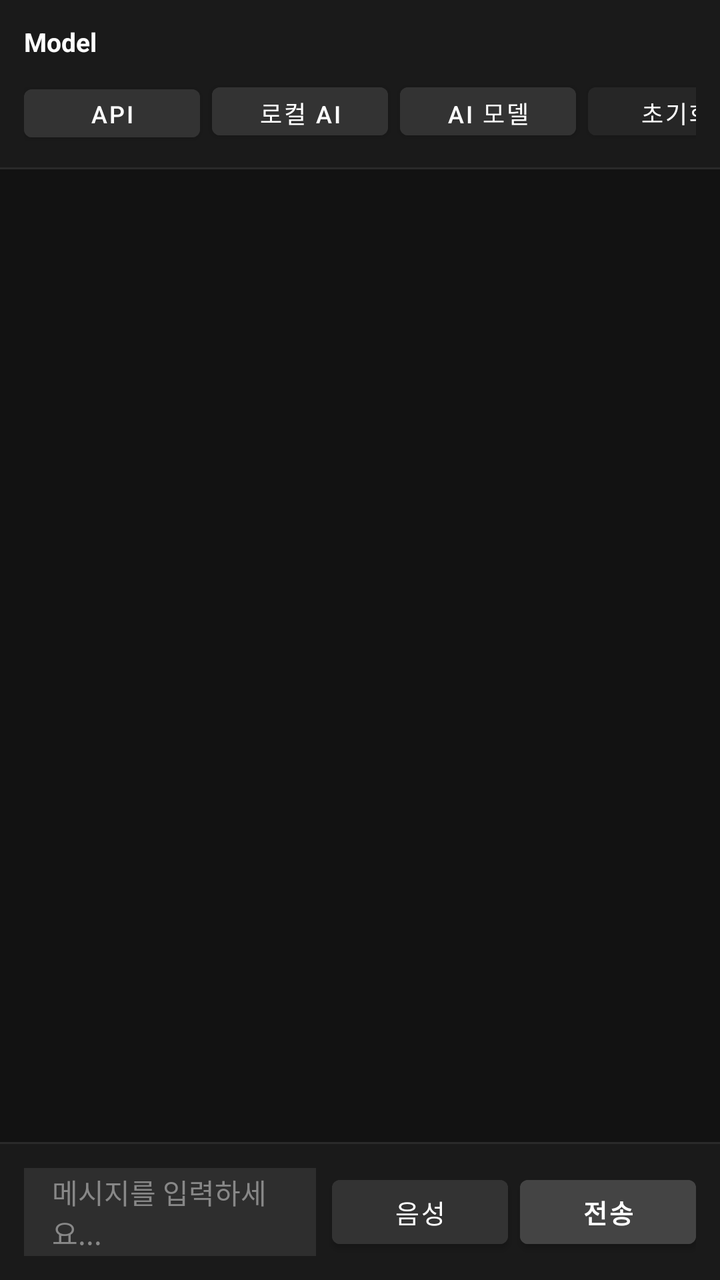
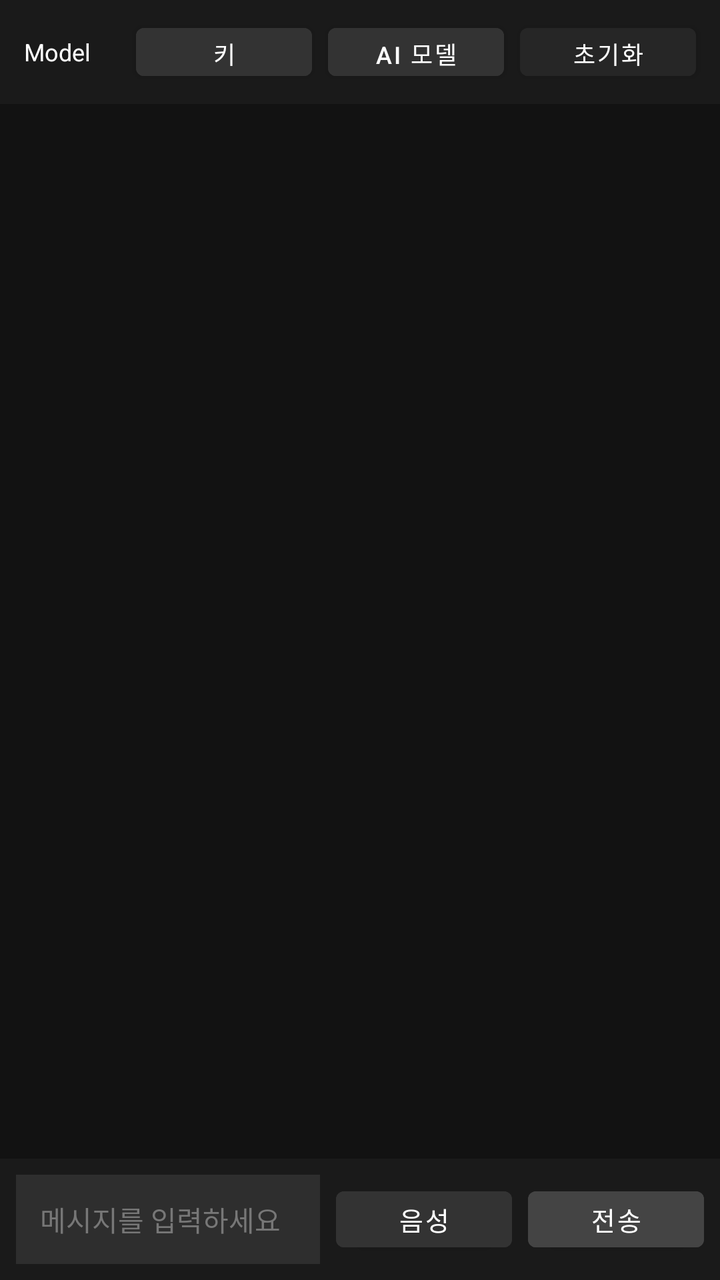

Before-and-after screenshots of an Android layout around one commit, followed by the original layout XML and the change that was made.
<!-- AndroidManifest.xml: application theme Theme.MaterialComponents.DayNight.NoActionBar -->
<!-- res/layout/activity_main.xml -->
<?xml version="1.0" encoding="utf-8"?>
<LinearLayout xmlns:android="http://schemas.android.com/apk/res/android"
    xmlns:app="http://schemas.android.com/apk/res-auto"
    android:layout_width="match_parent"
    android:layout_height="match_parent"
    android:orientation="vertical"
    android:background="#121212">

    <LinearLayout
        android:layout_width="match_parent"
        android:layout_height="wrap_content"
        android:orientation="vertical"
        android:background="#1A1A1A"
        android:paddingTop="12dp"
        android:paddingBottom="10dp"
        android:paddingHorizontal="12dp">

        <TextView
            android:id="@+id/tvModelName"
            android:layout_width="match_parent"
            android:layout_height="wrap_content"
            android:text="Model"
            android:textColor="#FFFFFF"
            android:textSize="13sp"
            android:textStyle="bold"
            android:maxLines="1"
            android:ellipsize="end"
            android:paddingBottom="8dp"/>

        <HorizontalScrollView
            android:layout_width="match_parent"
            android:layout_height="wrap_content"
            android:scrollbars="none">

            <LinearLayout
                android:layout_width="wrap_content"
                android:layout_height="wrap_content"
                android:orientation="horizontal">

                <Button
                    android:id="@+id/btnSetApiKey"
                    android:layout_width="wrap_content"
                    android:layout_height="36dp"
                    android:layout_marginEnd="6dp"
                    android:text="API"
                    android:textSize="12sp"
                    android:textColor="#FFFFFF"
                    android:backgroundTint="#333333"
                    app:backgroundTint="@null"
                    android:paddingHorizontal="12dp"/>

                <Button
                    android:id="@+id/btnSelectLocalFile"
                    android:layout_width="wrap_content"
                    android:layout_height="36dp"
                    android:layout_marginEnd="6dp"
                    android:text="로컬 AI"
                    android:textSize="12sp"
                    android:textColor="#FFFFFF"
                    android:backgroundTint="#333333"
                    app:backgroundTint="@null"
                    android:paddingHorizontal="12dp"/>

                <Button
                    android:id="@+id/btnSelectModel"
                    android:layout_width="wrap_content"
                    android:layout_height="36dp"
                    android:layout_marginEnd="6dp"
                    android:text="AI 모델"
                    android:textSize="12sp"
                    android:textColor="#FFFFFF"
                    android:backgroundTint="#333333"
                    app:backgroundTint="@null"
                    android:paddingHorizontal="12dp"/>

                <Button
                    android:id="@+id/btnResetChat"
                    android:layout_width="wrap_content"
                    android:layout_height="36dp"
                    android:text="초기화"
                    android:textSize="12sp"
                    android:textColor="#FFFFFF"
                    android:backgroundTint="#262626"
                    app:backgroundTint="@null"
                    android:paddingHorizontal="12dp"/>
            </LinearLayout>
        </HorizontalScrollView>
    </LinearLayout>

    <View
        android:layout_width="match_parent"
        android:layout_height="1dp"
        android:background="#2A2A2A"/>

    <ScrollView
        android:id="@+id/scrollView"
        android:layout_width="match_parent"
        android:layout_height="0dp"
        android:layout_weight="1"
        android:fillViewport="true"
        android:background="#121212">

        <LinearLayout
            android:id="@+id/chatLayout"
            android:layout_width="match_parent"
            android:layout_height="wrap_content"
            android:orientation="vertical"
            android:paddingHorizontal="12dp"
            android:paddingVertical="16dp"/>
    </ScrollView>

    <View
        android:layout_width="match_parent"
        android:layout_height="1dp"
        android:background="#2A2A2A"/>

    <LinearLayout
        android:layout_width="match_parent"
        android:layout_height="wrap_content"
        android:orientation="horizontal"
        android:padding="12dp"
        android:background="#1A1A1A"
        android:gravity="center_vertical">

        <EditText
            android:id="@+id/etInput"
            android:layout_width="0dp"
            android:layout_height="44dp"
            android:layout_weight="1"
            android:layout_marginEnd="8dp"
            android:hint="메시지를 입력하세요..."
            android:textColor="#FFFFFF"
            android:textColorHint="#888888"
            android:textSize="14sp"
            android:paddingHorizontal="14dp"
            android:background="#2E2E2E"/>

        <Button
            android:id="@+id/btnVoice"
            android:layout_width="wrap_content"
            android:layout_height="44dp"
            android:layout_marginEnd="6dp"
            android:text="음성"
            android:textSize="13sp"
            android:textColor="#FFFFFF"
            android:backgroundTint="#333333"
            app:backgroundTint="@null"
            android:paddingHorizontal="12dp"/>

        <Button
            android:id="@+id/btnSend"
            android:layout_width="wrap_content"
            android:layout_height="44dp"
            android:text="전송"
            android:textSize="13sp"
            android:textStyle="bold"
            android:textColor="#FFFFFF"
            android:backgroundTint="#444444"
            app:backgroundTint="@null"
            android:paddingHorizontal="16dp"/>
    </LinearLayout>

</LinearLayout>
<!-- resources referenced by this layout -->
<resources>

</resources>

<!-- the commit's change to res/layout/activity_main.xml (unified diff, before → after) -->
@@ -1,6 +1,5 @@
 <?xml version="1.0" encoding="utf-8"?>
 <LinearLayout xmlns:android="http://schemas.android.com/apk/res/android"
-    xmlns:app="http://schemas.android.com/apk/res-auto"
     android:layout_width="match_parent"
     android:layout_height="match_parent"
     android:orientation="vertical"
@@ -9,155 +8,111 @@
     <LinearLayout
         android:layout_width="match_parent"
         android:layout_height="wrap_content"
-        android:orientation="vertical"
-        android:background="#1A1A1A"
-        android:paddingTop="12dp"
-        android:paddingBottom="10dp"
-        android:paddingHorizontal="12dp">
+        android:orientation="horizontal"
+        android:gravity="center_vertical"
+        android:padding="8dp"
+        android:background="#1A1A1A">
 
         <TextView
             android:id="@+id/tvModelName"
-            android:layout_width="match_parent"
+            android:layout_width="0dp"
             android:layout_height="wrap_content"
+            android:layout_weight="1"
             android:text="Model"
             android:textColor="#FFFFFF"
-            android:textSize="13sp"
-            android:textStyle="bold"
+            android:textSize="12sp"
             android:maxLines="1"
             android:ellipsize="end"
-            android:paddingBottom="8dp"/>
+            android:paddingStart="4dp"/>
 
-        <HorizontalScrollView
-            android:layout_width="match_parent"
-            android:layout_height="wrap_content"
-            android:scrollbars="none">
+        <Button
+            android:id="@+id/btnSetApiKey"
+            android:layout_width="wrap_content"
+            android:layout_height="36dp"
+            android:layout_marginHorizontal="4dp"
+            android:text="키"
+            android:textSize="12sp"
+            android:textColor="#FFFFFF"
+            android:backgroundTint="#333333"
+            android:paddingHorizontal="8dp"/>
 
-            <LinearLayout
-                android:layout_width="wrap_content"
-                android:layout_height="wrap_content"
-                android:orientation="horizontal">
+        <Button
+            android:id="@+id/btnSelectModel"
+            android:layout_width="wrap_content"
+            android:layout_height="36dp"
+            android:layout_marginHorizontal="4dp"
+            android:text="AI 모델"
+            android:textSize="12sp"
+            android:textColor="#FFFFFF"
+            android:backgroundTint="#333333"
+            android:paddingHorizontal="8dp"/>
 
-                <Button
-                    android:id="@+id/btnSetApiKey"
-                    android:layout_width="wrap_content"
-                    android:layout_height="36dp"
-                    android:layout_marginEnd="6dp"
-                    android:text="API"
-                    android:textSize="12sp"
-                    android:textColor="#FFFFFF"
-                    android:backgroundTint="#333333"
-                    app:backgroundTint="@null"
-                    android:paddingHorizontal="12dp"/>
-
-                <Button
-                    android:id="@+id/btnSelectLocalFile"
-                    android:layout_width="wrap_content"
-                    android:layout_height="36dp"
-                    android:layout_marginEnd="6dp"
-                    android:text="로컬 AI"
-                    android:textSize="12sp"
-                    android:textColor="#FFFFFF"
-                    android:backgroundTint="#333333"
-                    app:backgroundTint="@null"
-                    android:paddingHorizontal="12dp"/>
-
-                <Button
-                    android:id="@+id/btnSelectModel"
-                    android:layout_width="wrap_content"
-                    android:layout_height="36dp"
-                    android:layout_marginEnd="6dp"
-                    android:text="AI 모델"
-                    android:textSize="12sp"
-                    android:textColor="#FFFFFF"
-                    android:backgroundTint="#333333"
-                    app:backgroundTint="@null"
-                    android:paddingHorizontal="12dp"/>
-
-                <Button
-                    android:id="@+id/btnResetChat"
-                    android:layout_width="wrap_content"
-                    android:layout_height="36dp"
-                    android:text="초기화"
-                    android:textSize="12sp"
-                    android:textColor="#FFFFFF"
-                    android:backgroundTint="#262626"
-                    app:backgroundTint="@null"
-                    android:paddingHorizontal="12dp"/>
-            </LinearLayout>
-        </HorizontalScrollView>
+        <Button
+            android:id="@+id/btnResetChat"
+            android:layout_width="wrap_content"
+            android:layout_height="36dp"
+            android:layout_marginHorizontal="4dp"
+            android:text="초기화"
+            android:textSize="12sp"
+            android:textColor="#FFFFFF"
+            android:backgroundTint="#262626"
+            android:paddingHorizontal="8dp"/>
     </LinearLayout>
-
-    <View
-        android:layout_width="match_parent"
-        android:layout_height="1dp"
-        android:background="#2A2A2A"/>
 
     <ScrollView
         android:id="@+id/scrollView"
         android:layout_width="match_parent"
         android:layout_height="0dp"
         android:layout_weight="1"
-        android:fillViewport="true"
-        android:background="#121212">
+        android:fillViewport="true">
 
         <LinearLayout
             android:id="@+id/chatLayout"
             android:layout_width="match_parent"
             android:layout_height="wrap_content"
             android:orientation="vertical"
-            android:paddingHorizontal="12dp"
-            android:paddingVertical="16dp"/>
+            android:padding="12dp"/>
     </ScrollView>
-
-    <View
-        android:layout_width="match_parent"
-        android:layout_height="1dp"
-        android:background="#2A2A2A"/>
 
     <LinearLayout
         android:layout_width="match_parent"
         android:layout_height="wrap_content"
         android:orientation="horizontal"
-        android:padding="12dp"
+        android:padding="8dp"
         android:background="#1A1A1A"
         android:gravity="center_vertical">
 
         <EditText
             android:id="@+id/etInput"
             android:layout_width="0dp"
-            android:layout_height="44dp"
+            android:layout_height="wrap_content"
             android:layout_weight="1"
             android:layout_marginEnd="8dp"
-            android:hint="메시지를 입력하세요..."
+            android:hint="메시지를 입력하세요"
             android:textColor="#FFFFFF"
-            android:textColorHint="#888888"
-            android:textSize="14sp"
-            android:paddingHorizontal="14dp"
-            android:background="#2E2E2E"/>
+            android:textColorHint="#777777"
+            android:background="#2E2E2E"
+            android:padding="12dp"
+            android:textSize="14sp"/>
 
         <Button
             android:id="@+id/btnVoice"
             android:layout_width="wrap_content"
-            android:layout_height="44dp"
-            android:layout_marginEnd="6dp"
+            android:layout_height="40dp"
+            android:layout_marginEnd="8dp"
             android:text="음성"
             android:textSize="13sp"
             android:textColor="#FFFFFF"
-            android:backgroundTint="#333333"
-            app:backgroundTint="@null"
-            android:paddingHorizontal="12dp"/>
+            android:backgroundTint="#333333"/>
 
         <Button
             android:id="@+id/btnSend"
             android:layout_width="wrap_content"
-            android:layout_height="44dp"
+            android:layout_height="40dp"
             android:text="전송"
             android:textSize="13sp"
-            android:textStyle="bold"
             android:textColor="#FFFFFF"
-            android:backgroundTint="#444444"
-            app:backgroundTint="@null"
-            android:paddingHorizontal="16dp"/>
+            android:backgroundTint="#444444"/>
     </LinearLayout>
 
 </LinearLayout>
